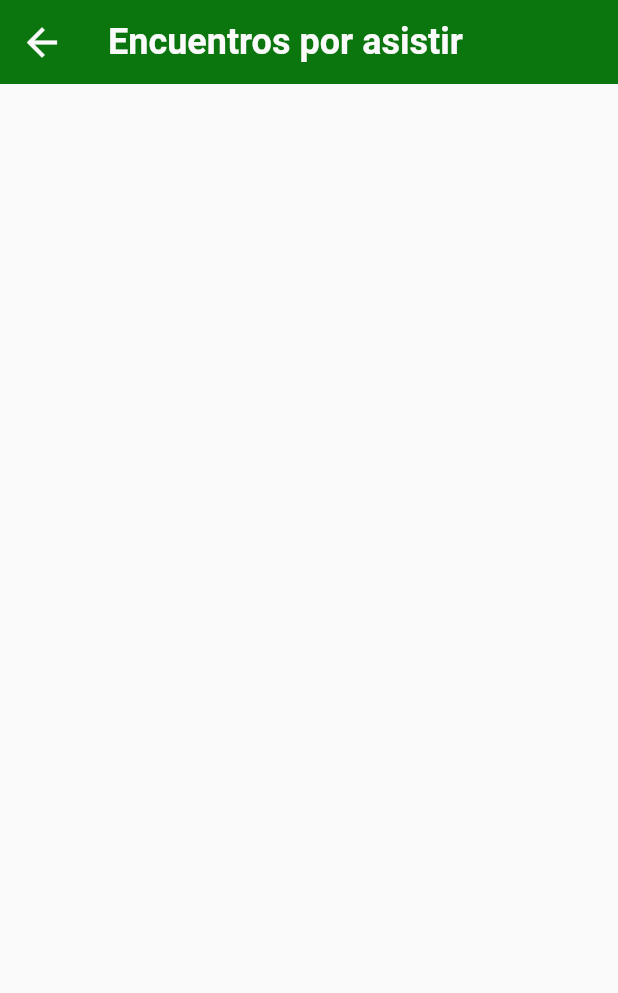
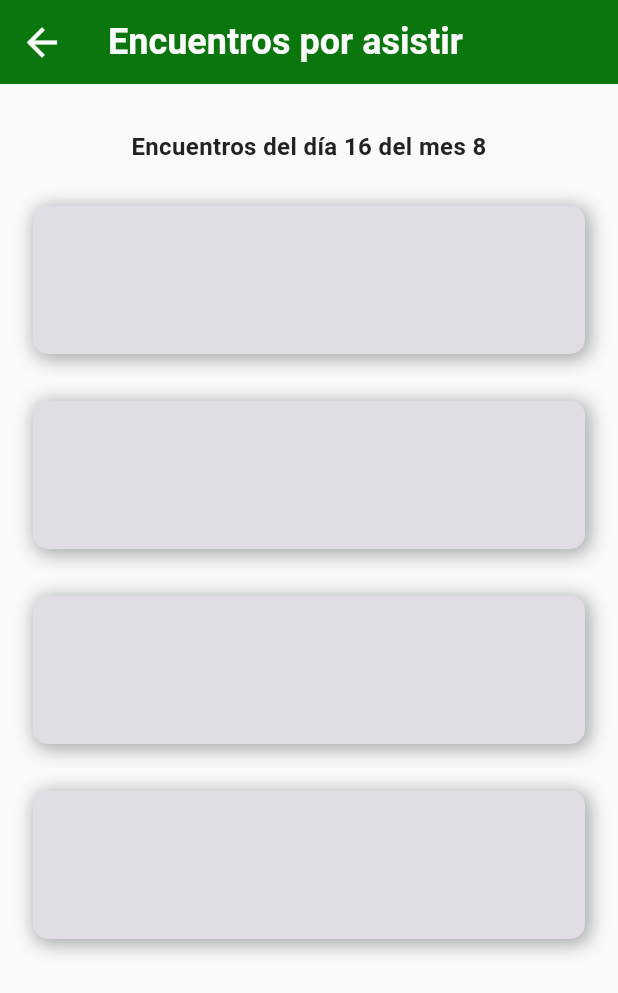
Before and after one commit to Archimarks/frontend_app, a Flutter app: the AttendMeeting screen opened by its route, on a phone screen of 412 x 824 dp. Shown: the top 993 px of the screen. Run offline on Flutter 3.47's test engine with Material 3 defaults, Android fonts, the phone set to English and light mode, and no system bars; our stand-ins replace bloc, connectivity_plus, flutter_bloc, go_router, shared_preferences; accounts and stored records are empty.

```diff
--- a/lib/src/Core/Routes/app_router.dart
+++ b/lib/src/Core/Routes/app_router.dart
@@ -20,6 +20,6 @@ import 'routes_config.dart';
 /// Utiliza las rutas definidas en [appRoutes] y establece la vista de login como inicial.
 final GoRouter appRouter = GoRouter(
   routes: appRoutes,
-  initialLocation: '/login',
+  initialLocation: '/myMeets',
   debugLogDiagnostics: true,
 );
--- a/lib/src/Features/Attend_meeting/Presentation/Views/attend_meeting_view.dart
+++ b/lib/src/Features/Attend_meeting/Presentation/Views/attend_meeting_view.dart
@@ -21,6 +21,36 @@ class AttendMeeting extends StatefulWidget {
 }
 
 class _AttendMeetingState extends State<AttendMeeting> {
+  // Fecha actual para mostrar los encuentros de ese día
+  DateTime currentDay = DateTime.now();
+  // Lista de encuentros
+  final List<Map<String, dynamic>> currentMeets = [
+    {
+      'id': 1,
+      'hour': TimeOfDay.now(),
+      'title': 'Reunión 1',
+      'description': 'Desrcipción de la reunión 1',
+    },
+    {
+      'id': 2,
+      'hour': TimeOfDay.now(),
+      'title': 'Reunión 2',
+      'description': 'Desrcipción de la reunión 2',
+    },
+    {
+      'id': 3,
+      'hour': TimeOfDay.now(),
+      'title': 'Reunión 3',
+      'description': 'Desrcipción de la reunión 3',
+    },
+    {
+      'id': 4,
+      'hour': TimeOfDay.now(),
+      'title': 'Reunión 4',
+      'description': 'Desrcipción de la reunión 4',
+    },
+  ];
+
   @override
   // ignore: prefer_expression_function_bodies
   Widget build(final BuildContext context) {
@@ -66,6 +96,37 @@ class _AttendMeetingState extends State<AttendMeeting> {
     );
   }
 
-  Widget _portraitLayout() =>
-      const Column(crossAxisAlignment: CrossAxisAlignment.stretch);
+  Widget _portraitLayout() => Column(
+    crossAxisAlignment: CrossAxisAlignment.stretch,
+    children: [
+      Padding(
+        padding: const EdgeInsets.symmetric(vertical: 20),
+        child: Text(
+          'Encuentros del día ${currentDay.day} del mes ${currentDay.month}',
+          textAlign: TextAlign.center,
+          style: TextStyle(
+            fontSize: 16,
+            fontWeight: FontWeight.bold,
+            color: TipoColores.pantoneBlackC.value,
+          ),
+        ),
+      ),
+      ...currentMeets.asMap().entries.map((final card) => Column(
+          children: [
+            CustomMeetCard(
+              hourAndDate: '',
+              title: '',
+              description: '',
+              actionCard: () {
+                if (!context.mounted) {
+                  return;
+                }
+                debugPrint('Se hizo clic en: ');
+              },
+            ),
+            const SizedBox(height: 15),
+          ],
+        )),
+    ],
+  );
 }
--- a/lib/src/Features/Create_meeting/Presentation/Views/my_meets.dart
+++ b/lib/src/Features/Create_meeting/Presentation/Views/my_meets.dart
@@ -44,6 +44,7 @@ class _MyMeetsState extends State<MyMeets> {
               return;
             }
             context.goNamed(RouteNames.home);
+            print('Saliendo de mis reuniones');
           },
           backgroundColor:
               TipoColores.pantone356C.value, // Color de fondo de la AppBar
--- a/lib/src/Shared/Widgets/meet_card.dart
+++ b/lib/src/Shared/Widgets/meet_card.dart
@@ -16,9 +16,9 @@ class CustomMeetCard extends StatelessWidget {
     required this.hourAndDate,
     required this.title,
     required this.description,
-    required this.showButton,
+    this.showButton = false,
     required this.actionCard,
-    required this.onDeletePressed,
+    this.onDeletePressed,
     this.actionIcon = Icons.delete,
     this.backgroundColor =
         TipoColores.pantone663C, // Color de fondo predeterminado
```
Also changed, not shown: lib/src/Features/Create_meeting/Presentation/Views/create_meeting_view.dart (+68 -28 lines), lib/src/Shared/Widgets/pop_up.dart (+40 -34 lines).
